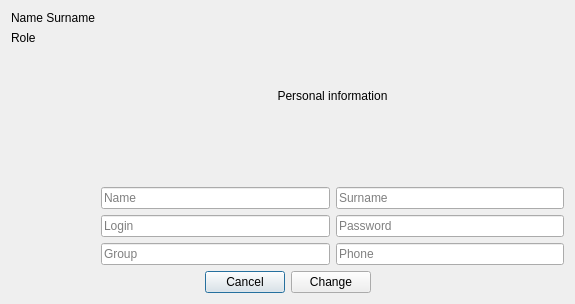
Above: Project_files/studentpersonalwindow.ui from cry4alone/FacultativPRO before the change. Below: the same form after it.
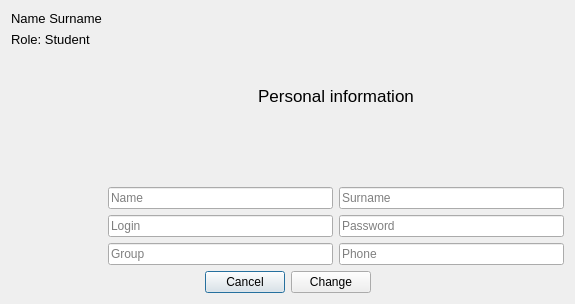
That is the form after the change.

```diff
--- a/Project_files/studentpersonalwindow.ui
+++ b/Project_files/studentpersonalwindow.ui
@@ -10,6 +10,11 @@
     <height>304</height>
    </rect>
   </property>
+  <property name="font">
+   <font>
+    <pointsize>13</pointsize>
+   </font>
+  </property>
   <property name="windowTitle">
    <string>Dialog</string>
   </property>
@@ -20,6 +25,11 @@
       <layout class="QVBoxLayout" name="verticalLayout">
        <item>
         <widget class="QLabel" name="nameLabel">
+         <property name="font">
+          <font>
+           <pointsize>10</pointsize>
+          </font>
+         </property>
          <property name="text">
           <string>Name Surname</string>
          </property>
@@ -27,8 +37,13 @@
        </item>
        <item>
         <widget class="QLabel" name="roleLabel">
+         <property name="font">
+          <font>
+           <pointsize>10</pointsize>
+          </font>
+         </property>
          <property name="text">
-          <string>Role</string>
+          <string>Role: Student</string>
          </property>
         </widget>
        </item>
@@ -63,6 +78,11 @@
         <layout class="QHBoxLayout" name="horizontalLayout_2">
          <item>
           <widget class="QLineEdit" name="nameEdit">
+           <property name="font">
+            <font>
+             <pointsize>9</pointsize>
+            </font>
+           </property>
            <property name="placeholderText">
             <string>Name</string>
            </property>
@@ -70,6 +90,11 @@
          </item>
          <item>
           <widget class="QLineEdit" name="surnameEdit">
+           <property name="font">
+            <font>
+             <pointsize>9</pointsize>
+            </font>
+           </property>
            <property name="placeholderText">
             <string>Surname</string>
            </property>
@@ -81,6 +106,14 @@
         <layout class="QHBoxLayout" name="horizontalLayout_3">
          <item>
           <widget class="QLineEdit" name="lineEditlogin">
+           <property name="font">
+            <font>
+             <pointsize>9</pointsize>
+            </font>
+           </property>
+           <property name="text">
+            <string/>
+           </property>
            <property name="placeholderText">
             <string>Login</string>
            </property>
@@ -88,6 +121,11 @@
          </item>
          <item>
           <widget class="QLineEdit" name="lineEditpass">
+           <property name="font">
+            <font>
+             <pointsize>9</pointsize>
+            </font>
+           </property>
            <property name="inputMethodHints">
             <set>Qt::ImhNoAutoUppercase|Qt::ImhNoPredictiveText|Qt::ImhSensitiveData</set>
            </property>
@@ -105,6 +143,11 @@
         <layout class="QHBoxLayout" name="horizontalLayout_4">
          <item>
           <widget class="QLineEdit" name="groupEdit">
+           <property name="font">
+            <font>
+             <pointsize>9</pointsize>
+            </font>
+           </property>
            <property name="placeholderText">
             <string>Group</string>
            </property>
@@ -112,6 +155,11 @@
          </item>
          <item>
           <widget class="QLineEdit" name="lineEditPhone">
+           <property name="font">
+            <font>
+             <pointsize>9</pointsize>
+            </font>
+           </property>
            <property name="placeholderText">
             <string>Phone</string>
            </property>
@@ -140,6 +188,11 @@
      </item>
      <item>
       <widget class="QPushButton" name="CancelButton">
+       <property name="font">
+        <font>
+         <pointsize>9</pointsize>
+        </font>
+       </property>
        <property name="text">
         <string>Cancel</string>
        </property>
@@ -147,6 +200,11 @@
      </item>
      <item>
       <widget class="QPushButton" name="ChangeButton">
+       <property name="font">
+        <font>
+         <pointsize>9</pointsize>
+        </font>
+       </property>
        <property name="text">
         <string>Change</string>
        </property>
```
